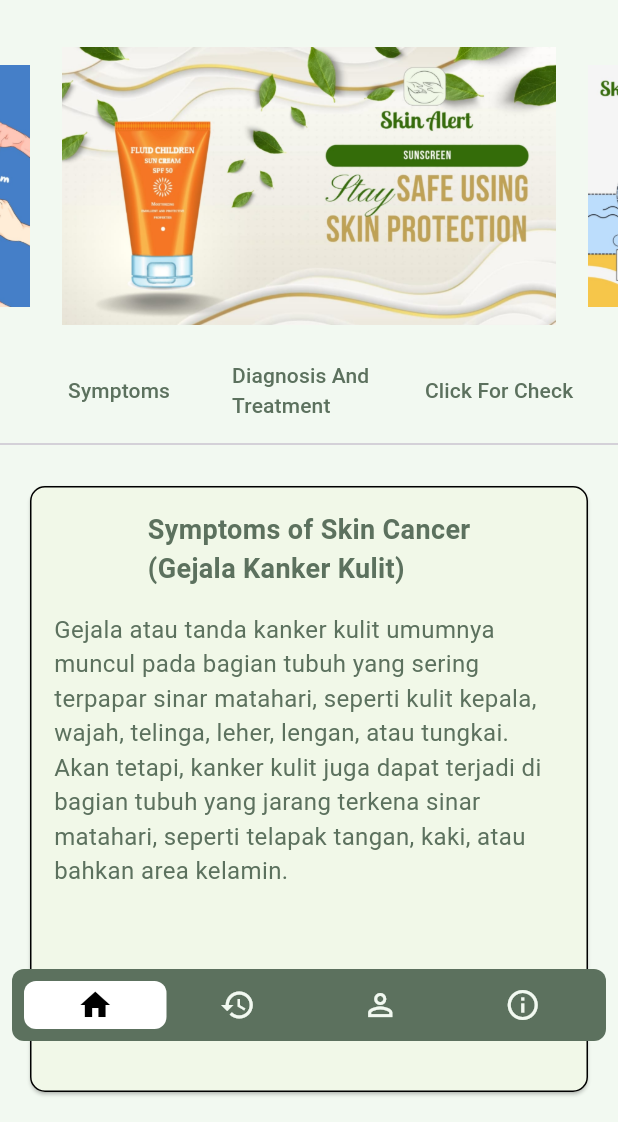
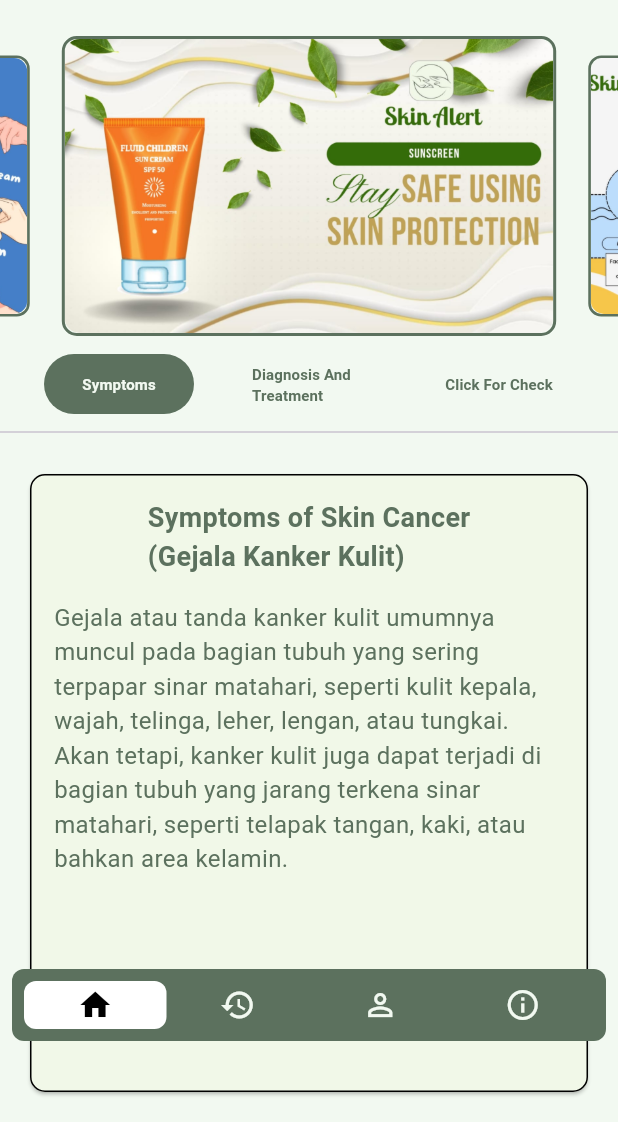
Before and after one commit to raynaldisandy/skinalerts, a Flutter app: the MyHomePage screen opened directly, after a tap on "Symptoms", on a phone screen of 412 x 824 dp, the part 114-1236 px from its top. Run offline on Flutter 3.47's test engine with Material 3 defaults, Android fonts, the phone set to English and light mode, and no system bars; drawn by our look-alikes of carousel_slider, floating_bottom_navigation_bar; network calls fail; Roboto replaces fonts that are missing (LeagueSpartan).

```diff
--- a/lib/home.dart
+++ b/lib/home.dart
@@ -6,6 +6,7 @@ import 'package:skinalert/Diagnosis.dart';
 import 'package:skinalert/Symptoms.dart';
 import 'Profile.dart';
 import 'Team.dart';
+import 'History.dart';
 
 class MyHomePage extends StatefulWidget {
   @override
@@ -80,8 +81,13 @@ class _MyHomePageState extends State<MyHomePage> {
               viewportFraction: 0.8,
             ),
             items: imgList.map((item) => Container(
-              child: Center(
-                child: Image.asset(item, fit: BoxFit.cover, width: 1000)
+              decoration: BoxDecoration(
+                border: Border.all(color: Color(0xFF5C715E), width: 2), // Border around images
+                borderRadius: BorderRadius.circular(10), // Rounded corners
+              ),
+              child: ClipRRect(
+                borderRadius: BorderRadius.circular(10), // Match the border radius
+                child: Image.asset(item, fit: BoxFit.cover, width: 1000),
               ),
             )).toList(),
           ),
@@ -92,28 +98,43 @@ class _MyHomePageState extends State<MyHomePage> {
             child: Row(
               mainAxisAlignment: MainAxisAlignment.spaceAround,
               children: [
-                Expanded(
+                SizedBox(
+                  width: 100, // Set the width of the button
                   child: TextButton(
                     onPressed: () {
                       setState(() => _index = 0);
                     },
-                    child: Text('Symptoms', style: TextStyle(fontFamily: 'LeagueSpartan', color: _index == 0 ? Color(0xFF5C715E) : Color(0xFF5C715E))),
+                    style: ButtonStyle(
+                      backgroundColor: _index == 0 ? MaterialStateProperty.all(Color(0xFF5C715E)) : MaterialStateProperty.all(Color(0xFFF2F9F1)),
+                      foregroundColor: _index == 0 ? MaterialStateProperty.all(Color(0xFFF2F9F1)) : MaterialStateProperty.all(Color(0xFF5C715E)),
+                    ),
+                    child: Text('Symptoms', style: TextStyle(fontFamily: 'LeagueSpartan',fontSize: 10,fontWeight: FontWeight.bold)),
                   ),
                 ),
-                Expanded(
+                SizedBox(
+                  width: 100, // Set the width of the button
                   child: TextButton(
                     onPressed: () {
                       setState(() => _index = 1);
                     },
-                    child: Text('Diagnosis And Treatment', style: TextStyle(fontFamily: 'LeagueSpartan', color: _index == 1 ? Color(0xFF5C715E) : Color(0xFF5C715E))),
+                    style: ButtonStyle(
+                      backgroundColor: _index == 1 ? MaterialStateProperty.all(Color(0xFF5C715E)) : MaterialStateProperty.all(Color(0xFFF2F9F1)),
+                      foregroundColor: _index == 1 ? MaterialStateProperty.all(Color(0xFFF2F9F1)) : MaterialStateProperty.all(Color(0xFF5C715E)),
+                    ),
+                    child: Text('Diagnosis And Treatment', style: TextStyle(fontFamily: 'LeagueSpartan', fontSize: 10,fontWeight: FontWeight.bold)),
                   ),
                 ),
-                Expanded(
+                SizedBox(
+                  width: 100, // Set the width of the button
                   child: TextButton(
                     onPressed: () {
                       setState(() => _index = 2);
                     },
-                    child: Text('Click For Check', style: TextStyle(fontFamily: 'LeagueSpartan', color: _index == 2 ? Color(0xFF5C715E) : Color(0xFF5C715E))),
+                    style: ButtonStyle(
+                      backgroundColor: _index == 2 ? MaterialStateProperty.all(Color(0xFF5C715E)) : MaterialStateProperty.all(Color(0xFFF2F9F1)),
+                      foregroundColor: _index == 2 ? MaterialStateProperty.all(Color(0xFFF2F9F1)): MaterialStateProperty.all(Color(0xFF5C715E)),
+                    ),
+                    child: Text('Click For Check', style: TextStyle(fontFamily: 'LeagueSpartan',fontSize: 10,fontWeight: FontWeight.bold)),
                   ),
                 ),
               ],
@@ -123,7 +144,7 @@ class _MyHomePageState extends State<MyHomePage> {
           // Content Area
           Expanded(
             child: Padding(
-              padding: const EdgeInsets.all(16.0),
+              padding: const EdgeInsets.fromLTRB(16.0, 16.0, 16.0, 16),
               child: _index == 0
                 ? SymptomsPage()
                 : _index == 1
@@ -138,7 +159,17 @@ class _MyHomePageState extends State<MyHomePage> {
         child: FloatingNavbar(
           onTap: (int val) {
             setState(() => _indexNavbar = val);
-          if (val == 2) {
+            if (val == 0) {
+              Navigator.push(
+                context,
+                MaterialPageRoute(builder: (context) => MyHomePage()),
+              );
+            } else if (val == 1) {
+              Navigator.push(
+                context,
+                MaterialPageRoute(builder: (context) => Historypage()),
+              );
+            } else if (val == 2) {
               Navigator.push(
                 context,
                 MaterialPageRoute(builder: (context) => ProfilePage()),
```
Also changed, not shown: lib/Profile.dart (+51 -1 lines), lib/Team.dart (+53 -2 lines), 1 other file. Lines whose indentation alone changed are shown as unchanged.
